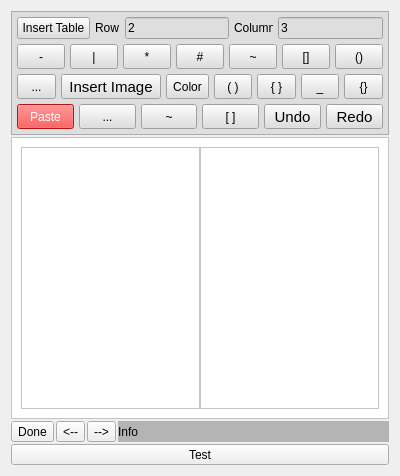
Before: the Qt Designer form src/dlgMainNotes.ui in ic005k/Knot-Legacy, drawn with Qt 5.
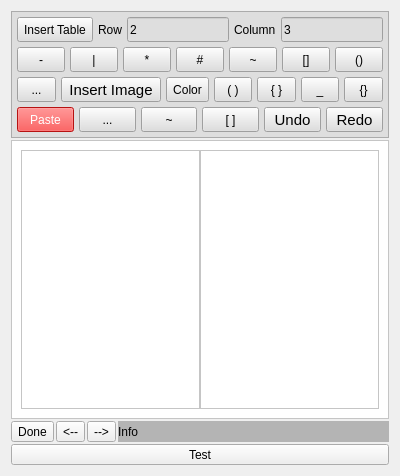
After: the same form once the commit is applied. Icons and pictures are not drawn.

Diff of the .ui file:
```diff
--- a/src/dlgMainNotes.ui
+++ b/src/dlgMainNotes.ui
@@ -62,8 +62,8 @@
           </property>
           <property name="minimumSize">
            <size>
-            <width>25</width>
-            <height>0</height>
+            <width>0</width>
+            <height>25</height>
            </size>
           </property>
           <property name="maximumSize">
@@ -87,8 +87,8 @@
           </property>
           <property name="minimumSize">
            <size>
-            <width>25</width>
-            <height>0</height>
+            <width>0</width>
+            <height>25</height>
            </size>
           </property>
           <property name="maximumSize">
@@ -112,8 +112,8 @@
           </property>
           <property name="minimumSize">
            <size>
-            <width>25</width>
-            <height>0</height>
+            <width>0</width>
+            <height>25</height>
            </size>
           </property>
           <property name="maximumSize">
@@ -137,8 +137,8 @@
           </property>
           <property name="minimumSize">
            <size>
-            <width>25</width>
-            <height>0</height>
+            <width>0</width>
+            <height>25</height>
            </size>
           </property>
           <property name="maximumSize">
@@ -162,8 +162,8 @@
           </property>
           <property name="minimumSize">
            <size>
-            <width>25</width>
-            <height>0</height>
+            <width>0</width>
+            <height>25</height>
            </size>
           </property>
           <property name="maximumSize">
```
